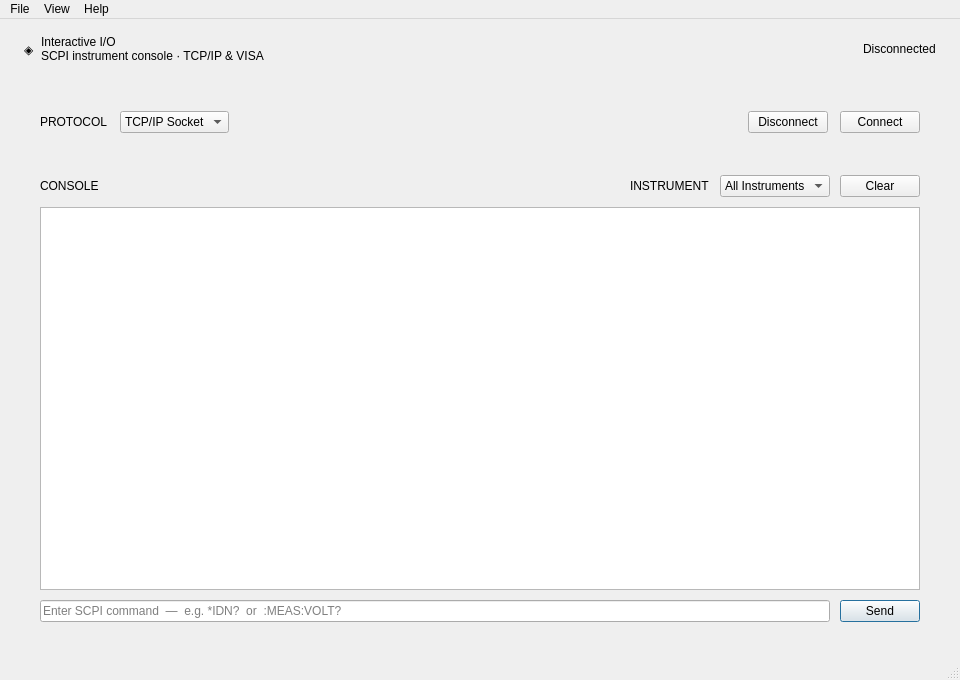
Qt form frontend/gui/mainwindow.ui (haziq-zur/interactiveIO) before a commit.
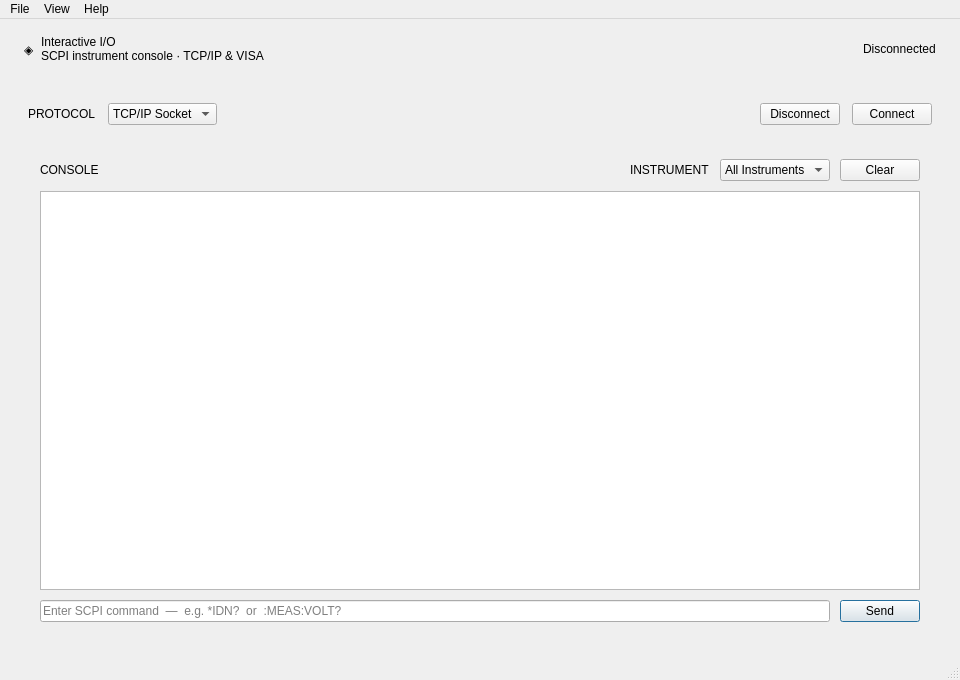
The same form after that commit.

Commit message: feat: Set default protocol to VISA and adjust UI margins for improved layout

Patch:
```diff
--- a/frontend/gui/mainwindow.ui
+++ b/frontend/gui/mainwindow.ui
@@ -127,16 +127,16 @@
            <number>12</number>
           </property>
           <property name="leftMargin">
-           <number>16</number>
+           <number>4</number>
           </property>
           <property name="topMargin">
-           <number>12</number>
+           <number>4</number>
           </property>
           <property name="rightMargin">
-           <number>16</number>
+           <number>4</number>
           </property>
           <property name="bottomMargin">
-           <number>12</number>
+           <number>4</number>
           </property>
           <item>
            <widget class="QLabel" name="protocolLabel">
```
The commit also changes 3 other files.
